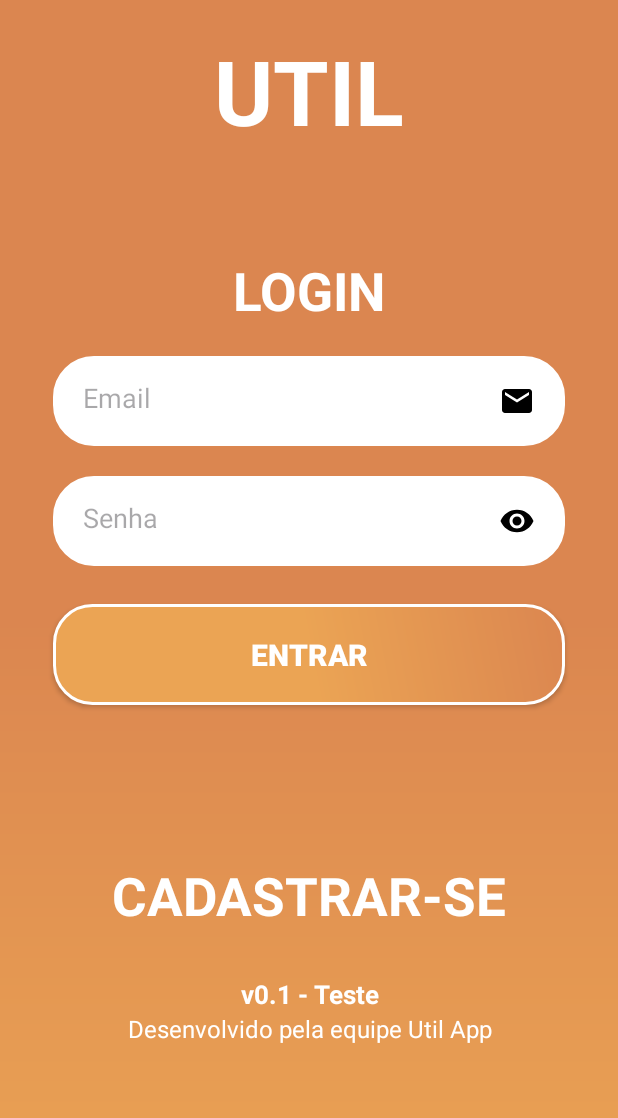
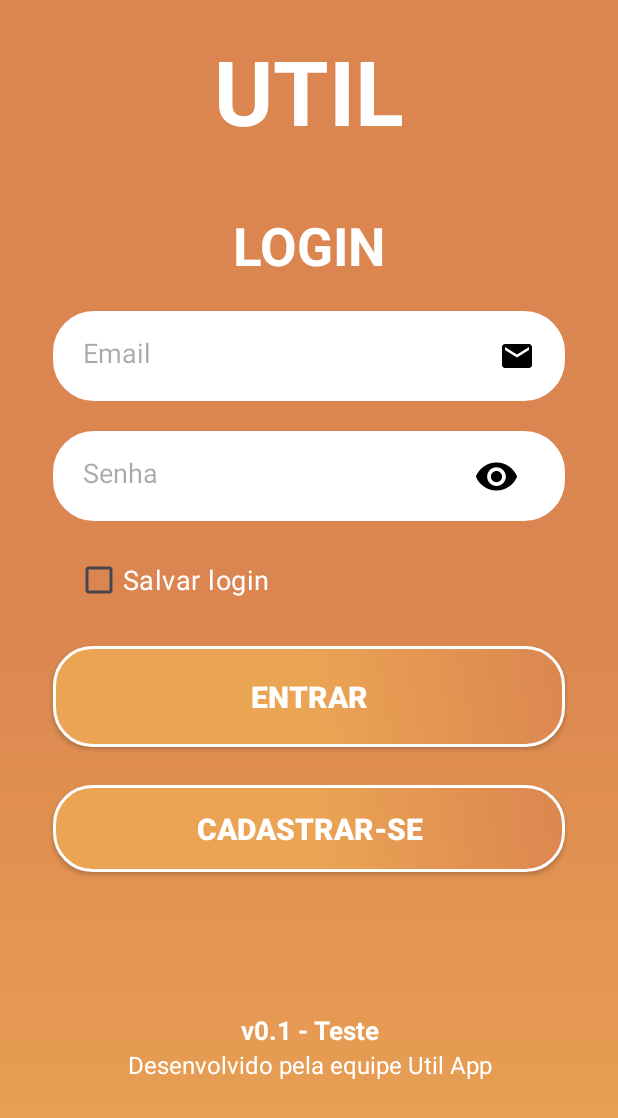
Before and after one commit to DiegoFerreira1/Util_app_ESII, an Android app: the screen it shows after launch (MainLogin), on a phone screen of 412 x 824 dp. Shown: the top 1118 px of the screen. Run offline under Robolectric (Android 15) with nearby library versions, the light colour scheme and no system bars; our stand-ins replace Firebase (no records; nobody signed in at launch, a user with empty details on screens opened directly).

Commit message:
salvando dados do usuario e cadastro no firebase

```diff
--- a/app/build.gradle
+++ b/app/build.gradle
@@ -1,5 +1,6 @@
 plugins {
     id 'com.android.application'
+    id 'com.google.gms.google-services'
 }
 
 android {
@@ -33,6 +34,9 @@ dependencies {
     implementation 'androidx.appcompat:appcompat:1.6.1'
     implementation 'com.google.android.material:material:1.9.0'
     implementation 'androidx.constraintlayout:constraintlayout:2.1.4'
+    implementation 'com.google.firebase:firebase-firestore:24.7.1'
+    implementation 'com.google.firebase:firebase-auth:22.1.1'
+    implementation 'com.google.firebase:firebase-common:20.3.3'
     testImplementation 'junit:junit:4.13.2'
     androidTestImplementation 'androidx.test.ext:junit:1.1.5'
     androidTestImplementation 'androidx.test.espresso:espresso-core:3.5.1'
--- a/app/src/main/AndroidManifest.xml
+++ b/app/src/main/AndroidManifest.xml
@@ -12,6 +12,9 @@
         android:supportsRtl="true"
         android:theme="@style/Theme.UtilApp"
         tools:targetApi="31">
+        <activity
+            android:name=".MainActivityPrincipal"
+            android:exported="false" />
         <activity
             android:name=".MainCadastro"
             android:exported="false" />
--- a/app/src/main/java/com/example/utilapp/MainLogin.java
+++ b/app/src/main/java/com/example/utilapp/MainLogin.java
@@ -1,15 +1,38 @@
 package com.example.utilapp;
 
+import androidx.annotation.NonNull;
 import androidx.appcompat.app.AppCompatActivity;
 
 import android.content.Intent;
+import android.graphics.Color;
 import android.os.Bundle;
+import android.os.Handler;
+import android.text.TextUtils;
 import android.view.View;
+import android.widget.Button;
+import android.widget.CheckBox;
+import android.widget.EditText;
+import android.widget.ImageView;
+import android.widget.ProgressBar;
 import android.widget.TextView;
+
+import com.google.android.gms.tasks.OnCompleteListener;
+import com.google.android.gms.tasks.Task;
+import com.google.android.material.snackbar.Snackbar;
+import com.google.firebase.auth.AuthResult;
+import com.google.firebase.auth.FirebaseAuth;
 
 public class MainLogin extends AppCompatActivity {
 
-    private TextView text_tela_cadastro;
+    String[] mensagens = {"Preencha todos os campos!", "Usuário não cadastrado!"};
+
+    private Button bt_login;
+    private Button bt_cadastro;
+    private EditText edt_mail, edt_senha;
+    private ImageView ver_senha;
+    private CheckBox check_login;
+    private ProgressBar LoginProgressBar;
+    private FirebaseAuth mAuth;
 
 
     @Override
@@ -18,7 +41,27 @@ public class MainLogin extends AppCompatActivity {
         setContentView(R.layout.activity_main_login);
 
         IniciarComponentes();
-        text_tela_cadastro.setOnClickListener(new View.OnClickListener() {
+
+        bt_login.setOnClickListener(new View.OnClickListener() {
+            @Override
+            public void onClick(View v) {
+                String loginmail = edt_mail.getText().toString();
+                String loginsenha = edt_senha.getText().toString();
+
+                if (loginmail.isEmpty() || loginsenha.isEmpty()){
+                    Snackbar snackbar = Snackbar.make(v, mensagens[0], Snackbar.LENGTH_SHORT);
+                    snackbar.setBackgroundTint(Color.WHITE);
+                    snackbar.setTextColor(Color.BLACK);
+                    snackbar.show();
+
+                }else {
+                    AutenticarUsuario(v, loginmail, loginsenha);
+
+                }
+
+            }
+        });
+        bt_cadastro.setOnClickListener(new View.OnClickListener() {
             @Override
             public void onClick(View v) {
                 Intent intent = new Intent(MainLogin.this, MainCadastro.class);
@@ -26,7 +69,54 @@ public class MainLogin extends AppCompatActivity {
             }
         });
     }
+
+    private void AutenticarUsuario(View v, String loginmail, String loginsenha) {
+        if(!TextUtils.isEmpty(loginmail) || !TextUtils.isEmpty(loginsenha)){
+
+            LoginProgressBar.setVisibility(View.VISIBLE);
+            mAuth.signInWithEmailAndPassword(loginmail, loginsenha).addOnCompleteListener(new OnCompleteListener<AuthResult>() {
+                @Override
+                public void onComplete(@NonNull Task<AuthResult> task) {
+
+                    if (task.isSuccessful()){
+                        LoginProgressBar.setVisibility(View.VISIBLE);
+
+                        new Handler().postDelayed(new Runnable() {
+                            @Override
+                            public void run() {
+                                abrirTelaPrincipal();
+                            }
+                        }, 3000);
+
+                    }else {
+                        Snackbar snackbar = Snackbar.make(v, mensagens[1], Snackbar.LENGTH_SHORT);
+                        snackbar.setBackgroundTint(Color.WHITE);
+                        snackbar.setTextColor(Color.BLACK);
+                        snackbar.show();
+                        LoginProgressBar.setVisibility(View.INVISIBLE);
+
+                    }
+
+                }
+            });
+
+        }
+    }
+
+    private void abrirTelaPrincipal() {
+        Intent intent = new Intent(MainLogin.this, MainActivityPrincipal.class);
+        startActivity(intent);
+        finish();
+    }
     private void IniciarComponentes(){
-        text_tela_cadastro = findViewById(R.id.id_text_cadastro);
+        mAuth = FirebaseAuth.getInstance();
+        edt_mail = findViewById(R.id.edit_mail);
+        edt_senha = findViewById(R.id.edit_pass);
+        bt_login = findViewById(R.id.id_button_login);
+        bt_cadastro = findViewById(R.id.id_button_cad);
+        ver_senha = findViewById(R.id.id_ver_senha_login);
+        check_login = findViewById(R.id.id_checkbox);
+        LoginProgressBar = findViewById(R.id.id_bar);
+
     }
 }
--- a/app/src/main/res/layout/activity_main_login.xml
+++ b/app/src/main/res/layout/activity_main_login.xml
@@ -38,7 +38,7 @@
         app:layout_constraintStart_toStartOf="parent"
         app:layout_constraintEnd_toEndOf="parent"
         app:layout_constraintTop_toTopOf="parent"
-        android:layout_marginTop="170dp"
+        android:layout_marginTop="140dp"
         />
     <EditText
         android:id="@+id/edit_mail"
@@ -61,16 +61,49 @@
         app:layout_constraintEnd_toEndOf="parent"
         app:layout_constraintTop_toBottomOf="@+id/edit_mail"
         android:layout_marginTop="20dp"
-        android:drawableEnd="@drawable/ic_eye"
+
         android:importantForAutofill="no" />
+    <ImageView
+        android:id="@+id/id_ver_senha_login"
+        android:layout_width="30dp"
+        android:layout_height="30dp"
+        android:src="@drawable/ic_eye"
+        app:layout_constraintStart_toStartOf="@id/edit_pass"
+        app:layout_constraintEnd_toEndOf="@id/edit_pass"
+        app:layout_constraintTop_toTopOf="@id/edit_pass"
+        android:layout_marginStart="250dp"
+        android:layout_marginTop="15dp" />
+
+    <CheckBox
+        android:id="@+id/id_checkbox"
+        android:layout_width="200dp"
+        android:layout_height="wrap_content"
+        app:layout_constraintStart_toStartOf="parent"
+        android:layout_marginStart="50dp"
+        app:layout_constraintTop_toBottomOf="@+id/edit_pass"
+        android:layout_marginTop="15dp"
+        android:textColor="@color/white"
+        android:textSize="18sp"
+        android:text="@string/text_credenciais"
+        android:backgroundTint="@color/white"
+        />
 
     <androidx.appcompat.widget.AppCompatButton
-        android:id="@+id/id_button"
+        android:id="@+id/id_button_login"
         style="@style/Button_login"
         app:layout_constraintStart_toStartOf="parent"
         app:layout_constraintEnd_toEndOf="parent"
-        app:layout_constraintTop_toBottomOf="@+id/edit_pass"
+        app:layout_constraintTop_toBottomOf="@+id/id_checkbox"
+        android:layout_marginTop="20dp"
         />
+
+    <androidx.appcompat.widget.AppCompatButton
+        android:id="@+id/id_button_cad"
+        style="@style/Button_cadastrar"
+        app:layout_constraintStart_toStartOf="parent"
+        app:layout_constraintEnd_toEndOf="parent"
+        app:layout_constraintTop_toBottomOf="@+id/id_button_login"/>
+
     <ProgressBar
         android:id="@+id/id_bar"
         android:layout_width="wrap_content"
@@ -78,23 +111,9 @@
         android:visibility="invisible"
         app:layout_constraintStart_toStartOf="parent"
         app:layout_constraintEnd_toEndOf="parent"
-        app:layout_constraintTop_toBottomOf="@+id/id_button"
+        app:layout_constraintTop_toBottomOf="@+id/id_button_cad"
         android:layout_marginTop="25dp"/>
 
-    <TextView
-        android:id="@+id/id_text_cadastro"
-        android:layout_width="match_parent"
-        android:layout_height="wrap_content"
-        android:text="@string/text_cadastro"
-        android:textAlignment="center"
-        android:textStyle="bold"
-        android:textSize="35sp"
-        android:textColor="@color/white"
-        app:layout_constraintStart_toStartOf="parent"
-        app:layout_constraintEnd_toEndOf="parent"
-        app:layout_constraintTop_toBottomOf="@+id/id_bar"
-        android:layout_marginTop="30dp"
-        />
     <TextView
         android:id="@+id/id_text_versao_login"
         android:layout_width="match_parent"
@@ -104,8 +123,8 @@
         android:textStyle="bold"
         android:textSize="17sp"
         android:textColor="@color/white"
-        app:layout_constraintTop_toBottomOf="@id/id_text_cadastro"
-        android:layout_marginTop="30dp"/>
+        app:layout_constraintTop_toBottomOf="@id/id_bar"
+        android:layout_marginTop="20dp"/>
 
     <TextView
         android:id="@+id/id_equip_login"
--- a/app/src/main/res/values/strings.xml
+++ b/app/src/main/res/values/strings.xml
@@ -18,7 +18,9 @@
     <string name="senha2_cad_hint">Confirme sua senha</string>
     <string name="address_hint">Endereço</string>
     <string name="cep_hint">CEP (opcional)</string>
-
+    <string name="text_ver_senha">Senha</string>
+    <string name="text_credenciais">Salvar login</string>
+    <string name="text_sair">SAIR</string>
 
 
 
--- a/app/src/main/res/values/styles.xml
+++ b/app/src/main/res/values/styles.xml
@@ -49,6 +49,33 @@
         <item name="android:textSize">20sp</item>
     </style>
 
+    <style name="Button_cadastrar">
+        <item name="android:layout_width">match_parent</item>
+        <item name="android:layout_height">wrap_content</item>
+        <item name="android:padding">15dp</item>
+        <item name="android:layout_marginLeft">35dp</item>
+        <item name="android:layout_marginRight">35dp</item>
+        <item name="android:layout_marginTop">25dp</item>
+        <item name="android:background">@drawable/button</item>
+        <item name="android:text">@string/text_cadastro</item>
+        <item name="android:textStyle">bold</item>
+        <item name="android:textColor">@color/white</item>
+        <item name="android:textSize">20sp</item>
+    </style>
+    <style name="Button_sair">
+        <item name="android:layout_width">match_parent</item>
+        <item name="android:layout_height">wrap_content</item>
+        <item name="android:padding">15dp</item>
+        <item name="android:layout_marginLeft">35dp</item>
+        <item name="android:layout_marginRight">35dp</item>
+        <item name="android:layout_marginTop">25dp</item>
+        <item name="android:background">@drawable/button</item>
+        <item name="android:text">@string/text_sair</item>
+        <item name="android:textStyle">bold</item>
+        <item name="android:textColor">@color/white</item>
+        <item name="android:textSize">20sp</item>
+    </style>
+
 
 
 
--- a/build.gradle
+++ b/build.gradle
@@ -1,4 +1,8 @@
-// Top-level build file where you can add configuration options common to all sub-projects/modules.
+buildscript {
+    dependencies {
+        classpath 'com.google.gms:google-services:4.3.14'
+    }
+}// Top-level build file where you can add configuration options common to all sub-projects/modules.
 plugins {
     id 'com.android.application' version '8.0.1' apply false
     id 'com.android.library' version '8.0.1' apply false
```
Also changed, not shown: app/src/main/java/com/example/utilapp/MainActivityPrincipal.java (added, +38 -0 lines), app/src/main/java/com/example/utilapp/MainCadastro.java (+210 -0 lines), app/src/main/java/com/example/utilapp/tools/FieldValidator.java (added, +41 -0 lines), app/src/main/res/layout/activity_main_cadastro.xml (+29 -44 lines), app/src/main/res/layout/activity_main_principal.xml (added, +40 -0 lines), 1 other file.
